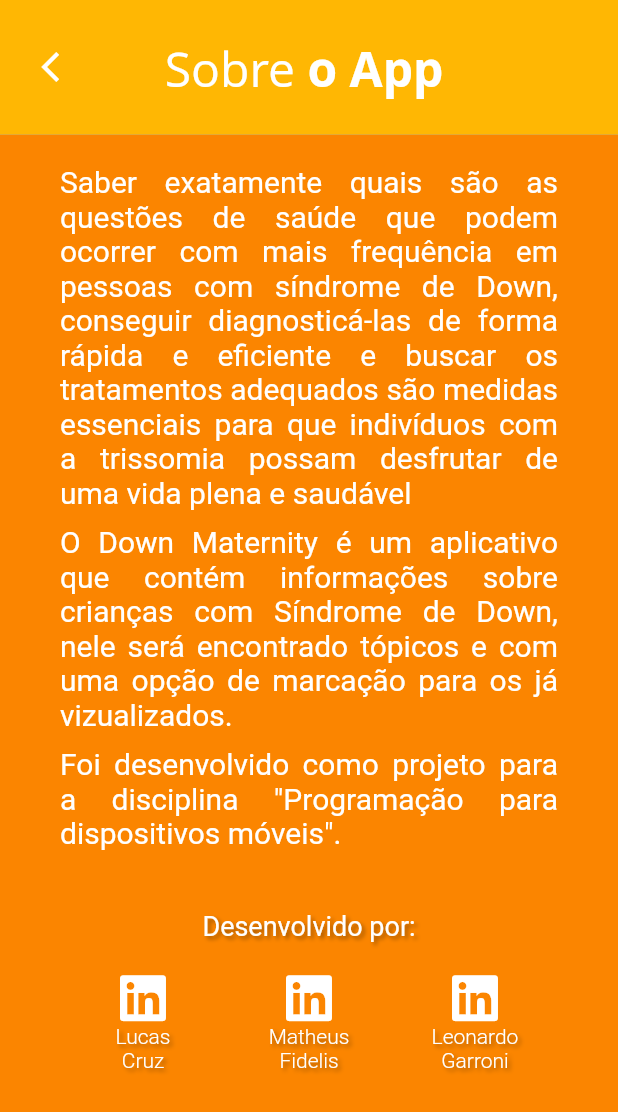
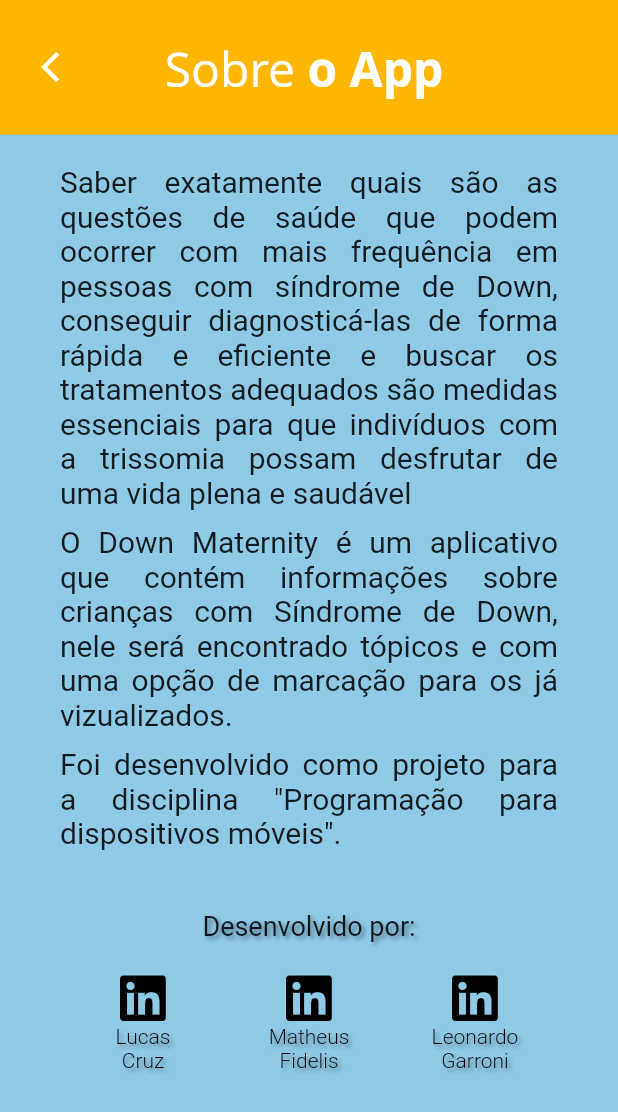
Before and after one commit to FidelisMatheus/down_maternity, a Flutter app: the AboutPage screen opened by its route, on a phone screen of 412 x 824 dp. Shown: the top 1112 px of the screen. Run offline on Flutter 3.47's test engine with Material 2 defaults, Android fonts, the light colour scheme and no system bars; our stand-ins replace firebase_core, font_awesome_flutter, get; accounts and stored records are empty; Roboto replaces fonts that are missing (Open Sans).

Commit message:
cores aboutPage

```diff
--- a/lib/pages/about_page.dart
+++ b/lib/pages/about_page.dart
@@ -65,8 +65,6 @@ class AboutPage extends StatelessWidget {
             color: AppColors.yellowColor,
           ),
           Expanded(
-            child: Container(
-              decoration: BoxDecoration(color: AppColors.orangeColor),
             child: ListView(
               padding: EdgeInsets.fromLTRB(
                 40,
@@ -79,7 +77,6 @@ class AboutPage extends StatelessWidget {
                 const Text(
                   'Saber exatamente quais são as questões de saúde que podem ocorrer com mais frequência em pessoas com síndrome de Down, conseguir diagnosticá-las de forma rápida e eficiente e buscar os tratamentos adequados são medidas essenciais para que indivíduos com a trissomia possam desfrutar de uma vida plena e saudável',
                   style: TextStyle(
-                      color: Colors.white,
                     fontSize: 20,
                     fontWeight: FontWeight.w400,
                   ),
@@ -91,7 +88,6 @@ class AboutPage extends StatelessWidget {
                 const Text(
                   'O Down Maternity é um aplicativo que contém informações sobre crianças com Síndrome de Down, nele será encontrado tópicos e com uma opção de marcação para os já vizualizados.',
                   style: TextStyle(
-                      color: Colors.white,
                     fontSize: 20,
                     fontWeight: FontWeight.w400,
                   ),
@@ -103,7 +99,6 @@ class AboutPage extends StatelessWidget {
                 const Text(
                   'Foi desenvolvido como projeto para a disciplina "Programação para dispositivos móveis".',
                   style: TextStyle(
-                      color: Colors.white,
                     fontSize: 20,
                     fontWeight: FontWeight.w400,
                   ),
@@ -120,7 +115,6 @@ class AboutPage extends StatelessWidget {
                       'Desenvolvido por:',
                       textAlign: TextAlign.center,
                       style: TextStyle(
-                          color: Colors.white,
                         fontWeight: FontWeight.w400,
                         fontSize: 18,
                         shadows: const <Shadow>[
@@ -145,7 +139,7 @@ class AboutPage extends StatelessWidget {
                             InkWell(
                               child: Icon(
                                 FontAwesomeIcons.linkedin,
-                                  color: Colors.white,
+                                color: Colors.black,
                                 size: 35,
                               ),
                               onTap: () => launchUrl(
@@ -159,7 +153,7 @@ class AboutPage extends StatelessWidget {
                                 'Lucas Cruz',
                                 textAlign: TextAlign.center,
                                 style: TextStyle(
-                                    color: Colors.white,
+                                  color: Colors.black,
                                   fontWeight: FontWeight.w300,
                                   shadows: const <Shadow>[
                                     Shadow(
@@ -178,7 +172,7 @@ class AboutPage extends StatelessWidget {
                             InkWell(
                               child: Icon(
                                 FontAwesomeIcons.linkedin,
-                                  color: Colors.white,
+                                color: Colors.black,
                                 size: 35,
                               ),
                               onTap: () => launchUrl(
@@ -192,7 +186,7 @@ class AboutPage extends StatelessWidget {
                                 'Matheus Fidelis',
                                 textAlign: TextAlign.center,
                                 style: TextStyle(
-                                    color: Colors.white,
+                                  color: Colors.black,
                                   fontWeight: FontWeight.w300,
                                   shadows: const <Shadow>[
                                     Shadow(
@@ -211,7 +205,7 @@ class AboutPage extends StatelessWidget {
                             InkWell(
                               child: Icon(
                                 FontAwesomeIcons.linkedin,
-                                  color: Colors.white,
+                                color: Colors.black,
                                 size: 35,
                               ),
                               onTap: () => launchUrl(
@@ -225,7 +219,7 @@ class AboutPage extends StatelessWidget {
                                 'Leonardo Garroni',
                                 textAlign: TextAlign.center,
                                 style: TextStyle(
-                                    color: Colors.white,
+                                  color: Colors.black,
                                   fontWeight: FontWeight.w300,
                                   shadows: const <Shadow>[
                                     Shadow(
@@ -249,7 +243,6 @@ class AboutPage extends StatelessWidget {
               ],
             ),
           ),
-          ),
         ],
       ),
     );
```
Lines whose indentation alone changed are shown as unchanged.
